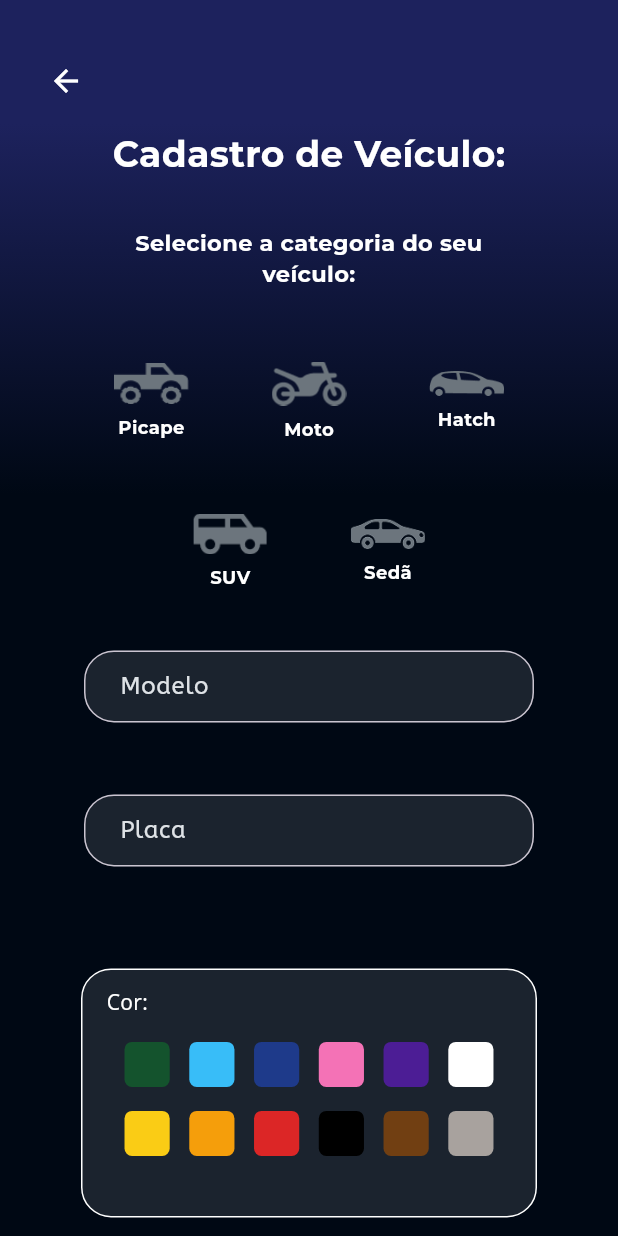
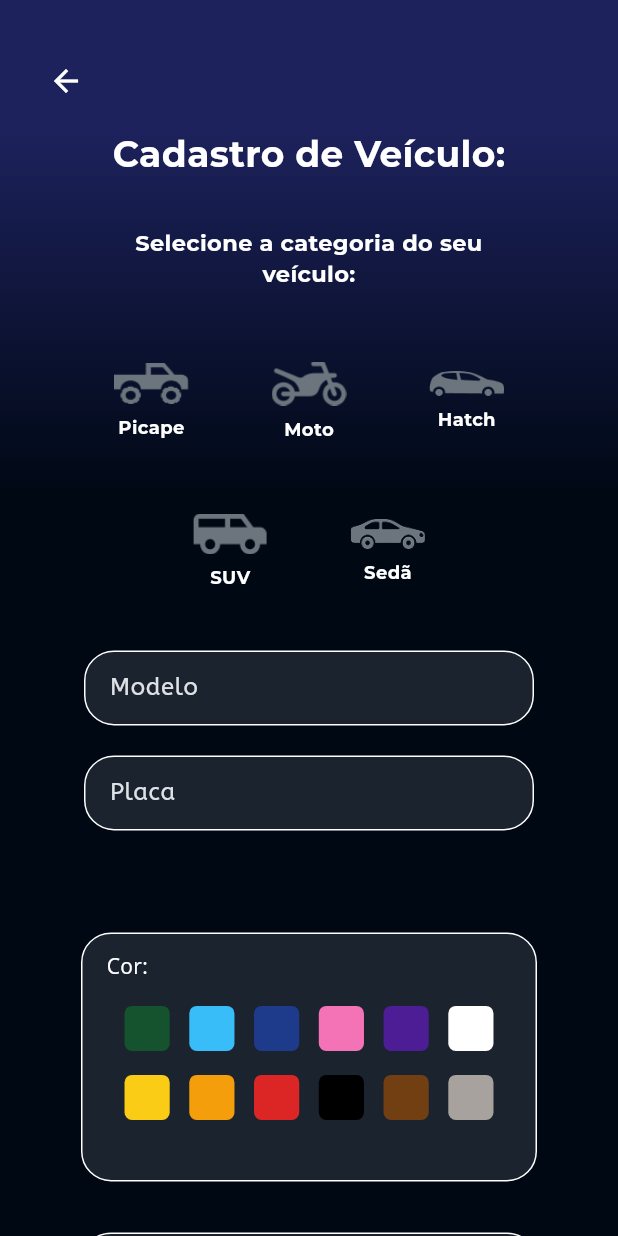
Before and after one commit to GuizinSX7/TCC-Neto-garage, a Flutter app: the Cadastroveiculo screen opened by its route, on a phone screen of 412 x 824 dp. Run offline on Flutter 3.47's test engine with Material 3 defaults, Android fonts, the light colour scheme and no system bars; our stand-ins replace camera, cloud_firestore, dropdown_button2, firebase_auth, firebase_core, fl_chart and 4 more; missing offline and left inert: iconify_flutter; accounts and stored records are empty.

Commit message:
erros-resolvidos

```diff
--- a/tcc_neto_garage/lib/main.dart
+++ b/tcc_neto_garage/lib/main.dart
@@ -56,7 +56,7 @@ class _MyAppState extends State<MyApp> {
         '/Agendamento' : (context) => TelaDeAgendamento(),
         '/ClientesCadastrados' : (context) => Clientescadastrados(),
         '/Perfil' : (context) => Perfil(),
-        '/EditEndereco' : (context) => editarEndereco(),
+        '/EditEndereco' : (context) => editarAgendamento(),
         '/ServicosAgendadosUsua' : (context) => AgendamentosUsuario(),
         '/Reagendamento' : (context) => reagendamentoHorario(),
       },
--- a/tcc_neto_garage/lib/pages/cadastro.dart
+++ b/tcc_neto_garage/lib/pages/cadastro.dart
@@ -65,7 +65,7 @@ class _CadastroState extends State<Cadastro> {
         'tipo_usuario': tipoUsuario
       });
 
-      _showSnackBar("Login realizado com sucesso", MyColors.azul1);
+      _showSnackBar("Cadastro realizado com sucesso", MyColors.azul1);
       Future.delayed(const Duration(seconds: 1), () {
           Navigator.pushReplacementNamed(context, "/");
       });
--- a/tcc_neto_garage/lib/pages/cadastroveiculo.dart
+++ b/tcc_neto_garage/lib/pages/cadastroveiculo.dart
@@ -72,19 +72,24 @@ class _CadastroveiculoState extends State<Cadastroveiculo> {
   }
 
   Future<void> cadastrarVeiculo() async {
+    if (!_formKey.currentState!.validate()) {
+      return; // Interrompe se o form não está válido
+    }
+
     if (selectedVehicle == null || selectedColor == null) {
       ScaffoldMessenger.of(context).showSnackBar(
         const SnackBar(
-            content:
-                Text("Selecione um veículo e uma cor antes de cadastrar.")),
+          content: Text("Selecione um veículo e uma cor antes de cadastrar."),
+        ),
       );
       return;
     }
+
     if (selectedVehicle == "moto" && tipoMoto == null) {
       ScaffoldMessenger.of(context).showSnackBar(
         const SnackBar(
-            content: Text(
-                "Você precisa selecionar o tipo da moto antes de cadastrar.")),
+          content: Text("Você precisa selecionar o tipo da moto."),
+        ),
       );
       return;
     }
@@ -481,79 +486,77 @@ class _CadastroveiculoState extends State<Cadastroveiculo> {
   }
 
   Widget buildForm(BuildContext context) {
-    return Center(
-      child: Form(
-        key: _formKey,
-        child: Column(children: [
-          SizedBox(
+    return Form(
+      key: _formKey,
+      child: Column(
+        children: [
+          Container(
             width: 300,
+            decoration: BoxDecoration(
+              color: const Color.fromARGB(30, 233, 236, 239),
+              borderRadius: BorderRadius.circular(20),
+              border: Border.all(color: MyColors.branco1, width: 1),
+            ),
             child: TextFormField(
               controller: _modeloController,
-              autovalidateMode: AutovalidateMode.onUserInteraction,
               cursorColor: MyColors.branco1,
+              style: TextStyle(color: MyColors.branco1),
               decoration: InputDecoration(
-                fillColor: const Color.fromARGB(30, 233, 236, 239),
-                filled: true,
-                border: OutlineInputBorder(
-                  borderRadius: BorderRadius.circular(20),
-                  borderSide: BorderSide(color: MyColors.branco1, width: 1),
-                ),
-                focusedBorder: OutlineInputBorder(
-                  borderRadius: BorderRadius.circular(20),
-                  borderSide: BorderSide(color: MyColors.branco1, width: 1),
-                ),
-                hintText: "Modelo",
-                hintStyle: TextStyle(
-                  color: MyColors.branco4,
-                ),
-                contentPadding:
-                    const EdgeInsets.symmetric(vertical: 10, horizontal: 20),
+                hintText: 'Modelo',
+                hintStyle: TextStyle(color: MyColors.branco4),
+                border: InputBorder.none,
+                contentPadding: EdgeInsets.symmetric(horizontal: 16),
               ),
-              validator: (String? Marca) {
-                if (Marca == null || Marca.isEmpty) {
-                  return "O Marca não pode estar vazio";
+              validator: (value) {
+                if (value == null || value.trim().isEmpty) {
+                  return 'Informe o modelo do veículo.';
                 }
                 return null;
               },
             ),
           ),
-          const SizedBox(height: 48),
-          SizedBox(
+          const SizedBox(height: 20),
+          Container(
             width: 300,
+            decoration: BoxDecoration(
+              color: const Color.fromARGB(30, 233, 236, 239),
+              borderRadius: BorderRadius.circular(20),
+              border: Border.all(color: MyColors.branco1, width: 1),
+            ),
             child: TextFormField(
               controller: _placaController,
-              autovalidateMode: AutovalidateMode.onUserInteraction,
               cursorColor: MyColors.branco1,
+              style: TextStyle(color: MyColors.branco1),
               decoration: InputDecoration(
-                fillColor: const Color.fromARGB(30, 233, 236, 239),
-                filled: true,
-                border: OutlineInputBorder(
-                  borderRadius: BorderRadius.circular(20),
-                  borderSide: BorderSide(color: MyColors.branco1, width: 1),
-                ),
-                focusedBorder: OutlineInputBorder(
-                  borderRadius: BorderRadius.circular(20),
-                  borderSide: BorderSide(color: MyColors.branco1, width: 1),
-                ),
-                hintText: "Placa",
-                hintStyle: TextStyle(
-                  color: MyColors.branco4,
-                ),
-                contentPadding:
-                    const EdgeInsets.symmetric(vertical: 10, horizontal: 20),
+                hintText: 'Placa',
+                hintStyle: TextStyle(color: MyColors.branco4),
+                border: InputBorder.none,
+                contentPadding: EdgeInsets.symmetric(horizontal: 16),
               ),
-              validator: (String? Placa) {
-                if (Placa == null || Placa.isEmpty) {
-                  return "Este campo é obrigatório";
+              validator: (value) {
+                if (value == null || value.trim().isEmpty) {
+                  return 'Informe a placa do veículo.';
                 }
-                if (Placa.length != 7) {
-                  return "Placa inválida";
+
+                final input =
+                    value.toUpperCase().replaceAll(RegExp(r'\s+'), '');
+
+                // Formato tradicional: 3 letras seguidas de 4 números (ex: ABC1234)
+                final placaAntiga = RegExp(r'^[A-Z]{3}[0-9]{4}$');
+
+                // Formato Mercosul: 3 letras, 1 número, 1 letra, 2 números (ex: ABC1D23)
+                final placaMercosul = RegExp(r'^[A-Z]{3}[0-9][A-Z][0-9]{2}$');
+
+                if (!placaAntiga.hasMatch(input) &&
+                    !placaMercosul.hasMatch(input)) {
+                  return 'Placa inválida.';
                 }
+
                 return null;
               },
             ),
           ),
-        ]),
+        ],
       ),
     );
   }
```
Also changed, not shown: tcc_neto_garage/lib/components/cadastroComp.dart (+50 -7 lines), tcc_neto_garage/lib/components/cadastroCompCont.dart (+60 -56 lines), tcc_neto_garage/lib/components/loginComp.dart (+0 -12 lines), tcc_neto_garage/lib/pages/enderecoNovo.dart (+4 -4 lines), tcc_neto_garage/pubspec.lock, 4 other files.
